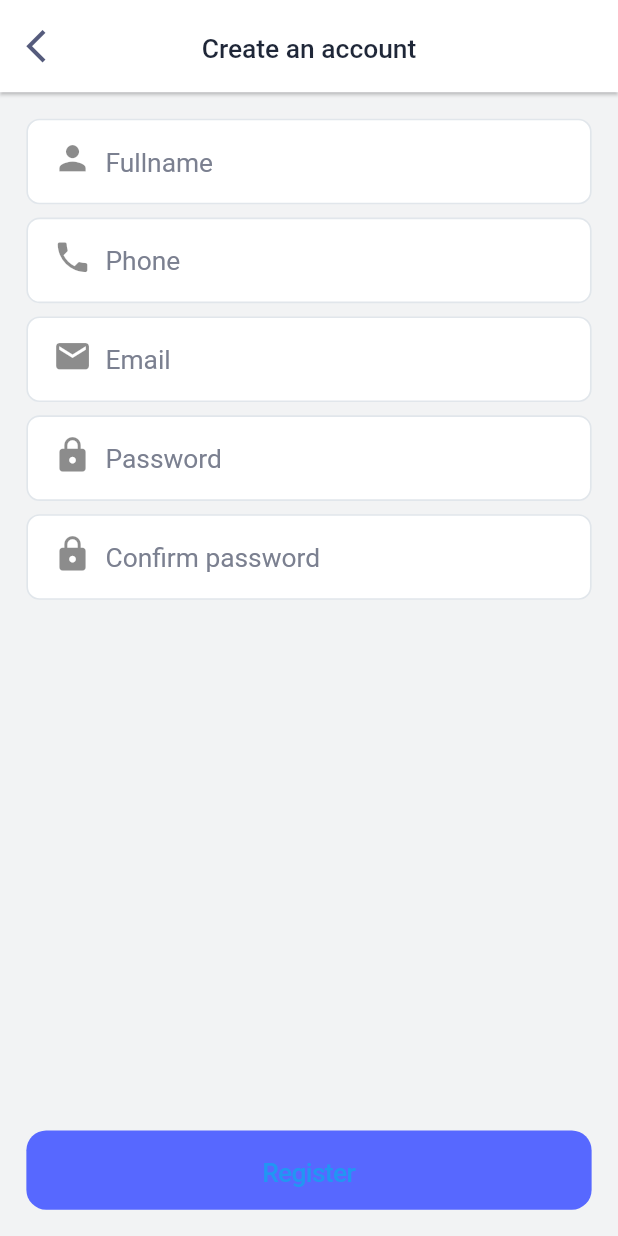
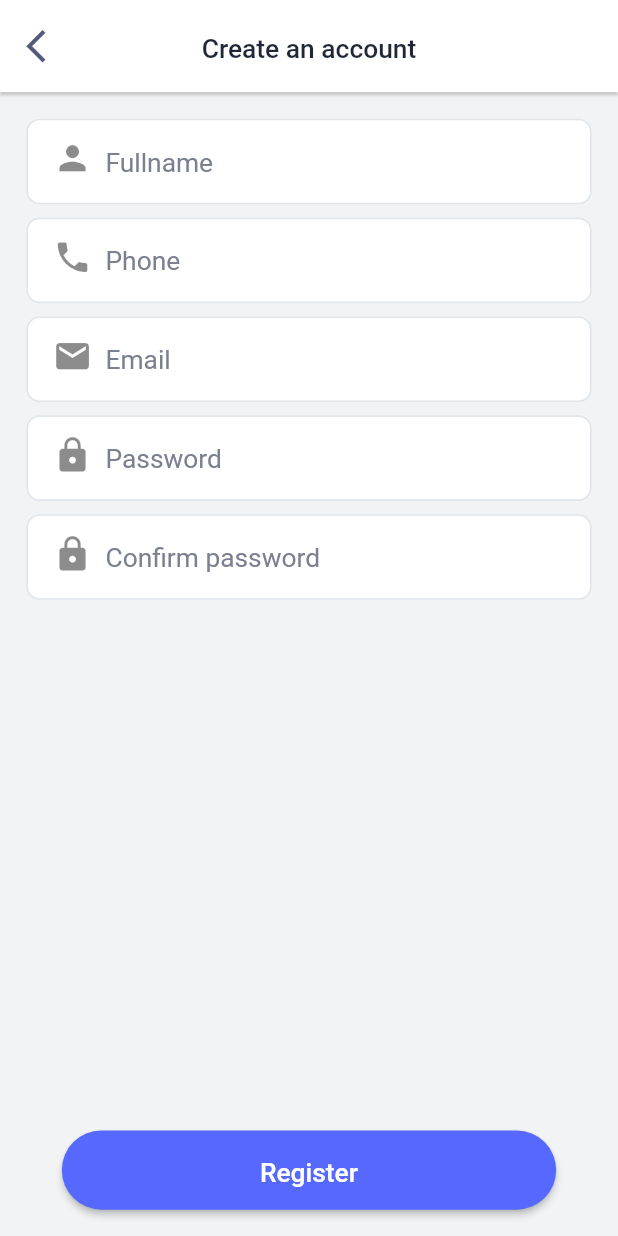
Before and after one commit to anhpt6852/ohio-templates, a Flutter app: the RegisterPage screen opened by its route, on a phone screen of 412 x 824 dp. Run offline on Flutter 3.47's test engine with Material 2 defaults, Android fonts, the phone set to English and light mode, and no system bars; drawn by our look-alikes of rounded_loading_button; our stand-ins replace dartz, dio, easy_localization, equatable, flutter_riverpod, logger and 4 more; missing offline and left inert: dio_smart_retry; Roboto replaces fonts that are missing (SVN-Gilroy).

Commit message:
add: Rounded Loading Button

```diff
--- a/lib/core/commons/presentation/common_button.dart
+++ b/lib/core/commons/presentation/common_button.dart
@@ -2,12 +2,13 @@ import 'package:flutter/cupertino.dart';
 import 'package:flutter/material.dart';
 import 'package:ohio_templates/core/config/theme.dart';
 import 'package:ohio_templates/core/constant/colors.dart';
+import 'package:rounded_loading_button/rounded_loading_button.dart';
 
 enum ButtonType { primary, disabled, secondary, icon }
 
 class CommonButton extends StatelessWidget {
-  const CommonButton({
-    Key? key,
+  const CommonButton(
+      {Key? key,
       this.child,
       this.buttonType = ButtonType.primary,
       this.text,
@@ -17,7 +18,8 @@ class CommonButton extends StatelessWidget {
       this.width = double.infinity,
       this.padding = EdgeInsets.zero,
       this.backgroudColor,
-  }) : super(key: key);
+      required this.btnController})
+      : super(key: key);
   final Widget? child;
   final String? text;
   final ButtonType buttonType;
@@ -27,6 +29,7 @@ class CommonButton extends StatelessWidget {
   final double height;
   final EdgeInsetsGeometry padding;
   final Color? backgroudColor;
+  final RoundedLoadingButtonController btnController;
 
   @override
   Widget build(BuildContext context) {
@@ -59,16 +62,15 @@ class CommonButton extends StatelessWidget {
       decoration: BoxDecoration(
         borderRadius: BorderRadius.circular(8.0),
       ),
-      child: CupertinoButton(
+      child: RoundedLoadingButton(
         color: backgroudColor ?? _backgroundColor,
-        padding: padding,
-        minSize: 0,
         child: child ??
             Text(
               text ?? '',
               style: t16M.apply(color: textColor),
             ),
         onPressed: buttonType == ButtonType.disabled ? null : onPressed,
+        controller: btnController,
       ),
     );
   }
--- a/lib/feature/login/presentation/controller/login_controller.dart
+++ b/lib/feature/login/presentation/controller/login_controller.dart
@@ -4,6 +4,7 @@ import 'package:ohio_templates/feature/login/data/models/login_model.dart';
 import 'package:ohio_templates/feature/login/data/repositories/login_repositories_impl.dart';
 import 'package:ohio_templates/feature/login/domain/repositories/login_repositories.dart';
 import 'package:ohio_templates/routes.dart';
+import 'package:rounded_loading_button/rounded_loading_button.dart';
 
 final loginControllerProvider = Provider.autoDispose((ref) {
   final loginRepositories = ref.watch(loginRepositoryProvider);
@@ -29,6 +30,8 @@ class LoginController {
   });
   final usernameController = TextEditingController();
   final passwordController = TextEditingController();
+  final RoundedLoadingButtonController buttonController =
+      RoundedLoadingButtonController();
 
   setIsValidateUsername(bool val) {
     ref.read(isValidateUsername.state).state = val;
--- a/lib/feature/register/presentation/register_page.dart
+++ b/lib/feature/register/presentation/register_page.dart
@@ -129,9 +129,7 @@ class RegisterPage extends ConsumerWidget {
 
     return GestureDetector(
       onTap: () => FocusScope.of(context).unfocus(),
-      child: ref.watch(controller.isRegisterLoading.state).state
-          ? const CommonLoading()
-          : Stack(
+      child: Stack(
         children: [
           Scaffold(
             appBar: appBar,
@@ -155,8 +153,12 @@ class RegisterPage extends ConsumerWidget {
                         password: controller.passwordController.text,
                         email: controller.emailController.text,
                         fullname: controller.usernameController.text);
+                  } else {
+                    controller.buttonController.reset();
                   }
-                        }),
+                },
+                btnController: controller.buttonController,
+              ),
             ),
           ),
         ],
--- a/pubspec.yaml
+++ b/pubspec.yaml
@@ -29,6 +29,7 @@ dependencies:
   timeago: ^3.2.2
   top_snackbar_flutter: ^1.0.2
   pull_to_refresh: ^2.0.0
+  rounded_loading_button: ^2.1.0
 
 dev_dependencies:
   build_runner:
```
Also changed, not shown: lib/feature/login/presentation/widgets/login_form.dart (+9 -5 lines), lib/feature/register/presentation/controller/register_controller.dart (+5 -5 lines), pubspec.lock. Lines whose indentation alone changed are shown as unchanged.
